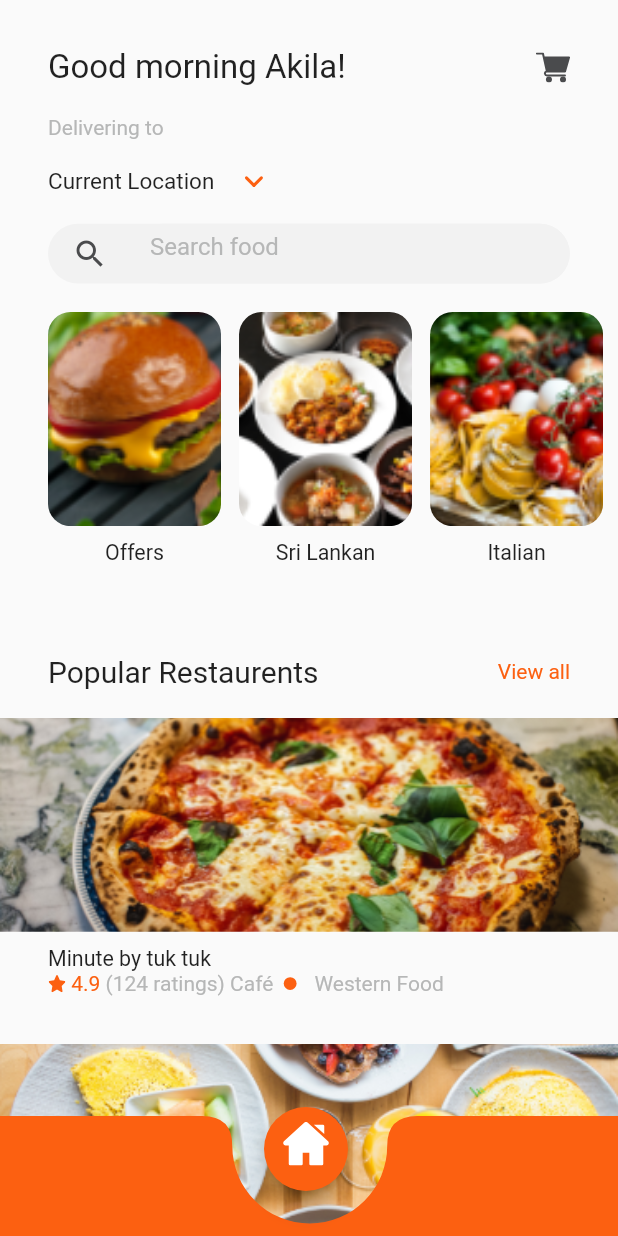
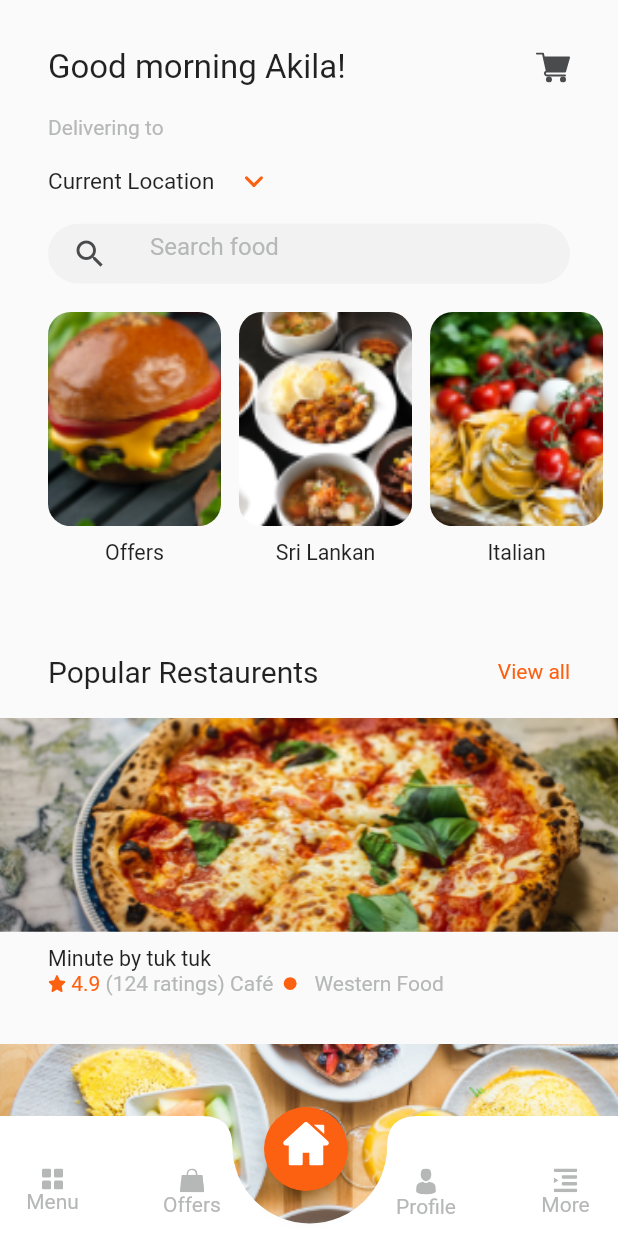
Before and after one commit to mohammed199625/meal_monkey, a Flutter app: the screen it shows after launch, on a phone screen of 412 x 824 dp. Run offline on Flutter 3.47's test engine with Material 2 defaults, Android fonts, the phone set to English and light mode, and no system bars; our stand-ins replace flutter_screenutil, flutter_svg; statements that could not run were skipped.

Commit message:
update bottom navbar

```diff
--- a/lib/main.dart
+++ b/lib/main.dart
@@ -1,6 +1,10 @@
 import 'package:flutter/material.dart';
 import 'package:flutter_screenutil/flutter_screenutil.dart';
 import 'package:meal_monkey/constants.dart';
+import 'package:meal_monkey/screens/menu.dart';
+import 'package:meal_monkey/screens/more_screen.dart';
+import 'package:meal_monkey/screens/offers_screen.dart';
+import 'package:meal_monkey/screens/profile_screen.dart';
 import 'screens/home_page/home_page.dart';
 import 'package:meal_monkey/screens/login_screen.dart';
 import 'package:meal_monkey/screens/new_password_screen.dart';
@@ -29,6 +33,10 @@ class MyApp extends StatelessWidget {
           '/new_password':(context)=>NewPassword(),
           '/otp_screen':(context)=>OTPScreen(),
           '/on_boarding_screen':(context)=>OnBoardingScreen(),
+          '/menu':(context)=>MenuScreen(),
+          '/profile':(context)=>ProfileScreen(),
+          '/offers':(context)=>OffersScreen(),
+          '/more':(context)=>MoreScreen(),
 
         },
         theme: ThemeData(
--- a/lib/reusable_widget.dart
+++ b/lib/reusable_widget.dart
@@ -324,3 +324,72 @@ class MostPopularList extends StatelessWidget {
     );
   }
 }
+
+class BottomNavigationNotchClipper extends CustomClipper<Path> {
+  @override
+  Path getClip(Size size) {
+    double width = ScreenUtil().setWidth(size.width);
+    double height = ScreenUtil().setWidth(size.height);
+    double rd = width * .25;
+    double rounded = 20;
+    var path = Path();
+
+    path.lineTo(3 * rd / 2 - rounded, 0);
+    path.quadraticBezierTo(3 * rd / 2, 0, 3 * rd / 2, rounded);
+    path.arcToPoint(
+      Offset(5 * rd / 2, rounded),
+      radius: Radius.circular(rd / 4),
+      clockwise: false,
+    );
+    path.quadraticBezierTo(5 * rd / 2, 0, 5 * rd / 2 + rounded, 0);
+    path.lineTo(width, 0);
+    path.lineTo(width, height);
+    path.lineTo(0, height);
+    path.lineTo(0, 0);
+    path.close();
+    return path;
+  }
+
+  @override
+  bool shouldReclip(covariant CustomClipper<Path> oldClipper) {
+    return true;
+  }
+}
+
+class NavBarItem extends StatelessWidget {
+  final Function onClick;
+  final String icon;
+  final String label;
+  final bool home;
+  final Color color;
+  const NavBarItem(
+      {this.onClick, this.icon, this.label, this.home, this.color});
+
+  @override
+  Widget build(BuildContext context) {
+    return GestureDetector(
+      onTap: onClick,
+      child: Container(
+        padding: home ? EdgeInsets.all(10) : EdgeInsets.only(top: 30),
+        width: 70,
+        height: 70,
+        child: Column(
+          children: [
+            SvgPicture.asset(
+              icon,
+              color: home ? Colors.white : KPlaceholderColor,
+              semanticsLabel: label,
+            ),
+            if (label !=null)
+              Text(
+                label,
+                style: TextStyle(
+                  color: home ? Colors.white : KPlaceholderColor,
+                ),
+              )
+          ],
+        ),
+      ),
+    );
+  }
+}
--- a/lib/screens/home_page/home_page.dart
+++ b/lib/screens/home_page/home_page.dart
@@ -16,10 +16,10 @@ class HomePage extends StatefulWidget {
 class _HomePageState extends State<HomePage> {
   @override
   Widget build(BuildContext context) {
-    return Scaffold(
+    return SafeArea(
+      child: Scaffold(
         body: Stack(
           children: [
-
             SingleChildScrollView(
               child: Column(
                 children: [
@@ -74,27 +74,80 @@ class _HomePageState extends State<HomePage> {
                   ),
                   _buildCategoryTitleWithViewAll(
                       categoryName: 'Recent Items', onClick: () {}),
-                smallSizedBox,
                   Container(
                     child: ListView.builder(
                         shrinkWrap: true,
+                        physics: ClampingScrollPhysics(),
                         itemCount: recentItemsRowItems.length,
                         itemBuilder: (BuildContext context, int index) {
                           return recentItemsRowItems[index];
                         }),
-              )
+                  ),
+                  SizedBox(
+                    height: 80,
+                  ),
                 ],
               ),
             ),
-          Positioned(bottom:0,height:80,width: 1.sw,child: ClipPath(
-
+            Positioned(
+                bottom: 0,
+                height: 80,
+                width: 1.sw,
+                child: ClipPath(
                   clipper: BottomNavigationNotchClipper(),
                   child: Container(
-          color: KMainColor,
-          height:80,
+                    color: Colors.white,
+                    height: 80,
+                    child: Row(
+                      mainAxisAlignment: MainAxisAlignment.spaceBetween,
+                      children: [
+                        NavBarItem(
+                          icon: 'assets/images/menu.svg',
+                          label: 'Menu',
+                          color: KPlaceholderColor,
+                          home: false,
+                          onClick: () {
+                            Navigator.pushNamed(context, '/menu');
+                          },
+                        ),
+                        NavBarItem(
+                          icon: 'assets/images/offers.svg',
+                          label: 'Offers',
+                          color: KPlaceholderColor,
+                          home: false,
+                          onClick: () {
+                            Navigator.pushNamed(context, '/offers');
+                          },
+                        ),
+                        SizedBox(
+                          width: 40,
+                        ),
+                        NavBarItem(
+                          icon: 'assets/images/profile.svg',
+                          label: 'Profile',
+                          color: KPlaceholderColor,
+                          home: false,
+                          onClick: () {
+                            Navigator.pushNamed(context, '/profile');
+                          },
+                        ),
+                        NavBarItem(
+                          icon: 'assets/images/more.svg',
+                          label: 'More',
+                          color: KPlaceholderColor,
+                          home: false,
+                          onClick: () {
+                            Navigator.pushNamed(context, '/more');
+                          },
+                        ),
+                      ],
+                    ),
                   ),
                 )),
-          Positioned(bottom: 30,left: .5.sw-30,child: FloatingActionButton(
+            Positioned(
+              bottom: 30,
+              left: .5.sw - 30,
+              child: FloatingActionButton(
                 onPressed: () {
                   Navigator.pushNamed(context, '/home_page');
                 },
@@ -102,18 +155,16 @@ class _HomePageState extends State<HomePage> {
                 child: NavBarItem(
                   icon: 'assets/images/home.svg',
                   home: true,
-              label: 'Home',
-              onClick: () {},
+                  onClick: () {
+                    Navigator.pushNamed(context, '/home_page');
+                  },
                 ),
-          ))
+              ),
+            ),
           ],
         ),
         floatingActionButtonLocation: FloatingActionButtonLocation.centerDocked,
-
-      // bottomNavigationBar: BottomAppBar(
-      //   color: Colors.transparent,
-      //   elevation: 0,
-      //   child: ),
+      ),
     );
   }
 
@@ -207,7 +258,7 @@ class RecentItemsRow extends StatelessWidget {
     return GestureDetector(
       onTap: onClick,
       child: Container(
-        padding: EdgeInsets.only(left: 32,bottom: 12),
+        padding: EdgeInsets.only(left: 32, bottom: 12),
         child: Row(
           children: [
             Container(
@@ -221,26 +272,43 @@ class RecentItemsRow extends StatelessWidget {
                 ),
               ),
             ),
-            SizedBox(width: 15,),
+            SizedBox(
+              width: 15,
+            ),
             Column(
               crossAxisAlignment: CrossAxisAlignment.start,
               children: [
-                Text(label,style: TextStyle(fontSize: 20,fontWeight: FontWeight.bold),),
-                SizedBox(height: 10,),
+                Text(
+                  label,
+                  style: TextStyle(fontSize: 20, fontWeight: FontWeight.bold),
+                ),
+                SizedBox(
+                  height: 10,
+                ),
                 Row(
                   children: [
                     Text('Café  '),
                     BuildDot(color: KMainColor),
                     Text(' Western Food'),
                   ],
-
                 ),
-                SizedBox(height: 10,),
+                SizedBox(
+                  height: 10,
+                ),
                 Row(
                   children: [
-                    SvgPicture.asset('assets/images/star.svg',color: KMainColor,),
-                    Text(' 4.9',style: TextStyle(color: KMainColor),),
-                    Text('    (124 Ratings)',style: TextStyle(color: KPlaceholderColor),),
+                    SvgPicture.asset(
+                      'assets/images/star.svg',
+                      color: KMainColor,
+                    ),
+                    Text(
+                      ' 4.9',
+                      style: TextStyle(color: KMainColor),
+                    ),
+                    Text(
+                      '    (124 Ratings)',
+                      style: TextStyle(color: KPlaceholderColor),
+                    ),
                   ],
                 ),
               ],
@@ -276,7 +344,7 @@ class NavBarItem extends StatelessWidget {
               color: home ? Colors.white : KPlaceholderColor,
               semanticsLabel: label,
             ),
-            if (home == false)
+            if (label !=null)
               Text(
                 label,
                 style: TextStyle(
@@ -289,34 +357,3 @@ class NavBarItem extends StatelessWidget {
     );
   }
 }
-
-class BottomNavigationNotchClipper extends CustomClipper<Path>{
-  @override
-  Path getClip(Size size) {
-    double width =ScreenUtil().setWidth(size.width);
-    double height =ScreenUtil().setWidth(size.height);
-    double rd = width * .25;
-    double rounded = 20;
-    var path = Path();
-
-    path.lineTo(3*rd/2-rounded, 0);
-    path.quadraticBezierTo(3*rd/2,0,3*rd/2,rounded);
-    path.arcToPoint(
-      Offset(5*rd/2,rounded),
-      radius: Radius.circular(rd/4),
-      clockwise: false,
-    );
-    path.quadraticBezierTo(5*rd/2,0, 5*rd/2 + rounded,0);
-    path.lineTo(width, 0);
-    path.lineTo(width, height);
-    path.lineTo(0, height);
-    path.lineTo(0, 0);
-    path.close();
-    return path;
-  }
-
-  @override
-  bool shouldReclip(covariant CustomClipper<Path> oldClipper) {
-    return true;
-  }
-} //Draw bottom app bar notch
--- a/lib/screens/on_boarding_screen.dart
+++ b/lib/screens/on_boarding_screen.dart
@@ -31,7 +31,7 @@ class _OnBoardingScreenState extends State<OnBoardingScreen> {
       'mainText': 'Live Tracking',
       'text': 'Real time tracking of your food on the app\n'
           ' once you placed the order'
-    }
+    },
   ];
 
   @override
```
Also changed, not shown: lib/screens/menu.dart (added, +22 -0 lines), lib/screens/more_screen.dart (added, +17 -0 lines), lib/screens/offers_screen.dart (added, +17 -0 lines), lib/screens/profile_screen.dart (added, +17 -0 lines). Lines whose indentation alone changed are shown as unchanged.
